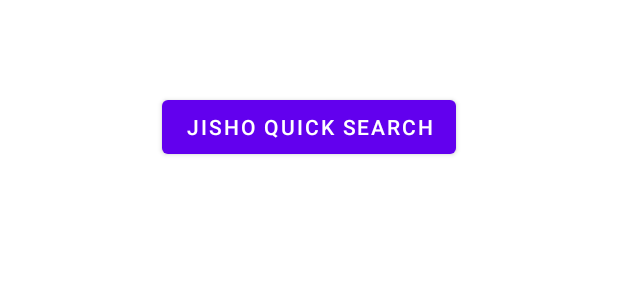
After one commit to LazyKernel/KoruruReader, an Android app: the layout fragment_text_bottom_sheet.xml on its own in the app's theme, with its tools: preview values and no code run, on a phone screen of 412 x 824 dp. The commit adds this screen. Shown: the top 300 px of the screen. Run offline under Robolectric (Android 15) with nearby library versions, the phone set to English and light mode, and no system bars.

Commit message:
Finish up basic functionality * Add senses parsing and fix furigana pattern creation * Make text view scrollable * Add quick info ModalBottomSheet (shows normalized form aka dictionary form with kanji, and reading)

```diff
--- a/app/build.gradle
+++ b/app/build.gradle
@@ -53,6 +53,7 @@ dependencies {
     implementation project(path: ':sdk')
     implementation 'androidx.legacy:legacy-support-v4:1.0.0'
     implementation 'androidx.recyclerview:recyclerview:1.1.0'
+    implementation 'com.google.android.material:material:1.3.0-beta01'
     implementation project(path: ':furiganatextview')
     testImplementation 'junit:junit:4.13.1'
     androidTestImplementation 'androidx.test.ext:junit:1.1.2'
--- a/app/src/main/java/com/lazykernel/korurureader/DictionaryFragment.kt
+++ b/app/src/main/java/com/lazykernel/korurureader/DictionaryFragment.kt
@@ -11,6 +11,7 @@ import androidx.fragment.app.activityViewModels
 import androidx.lifecycle.Observer
 import com.android.volley.Response
 import com.lazykernel.korurureader.util.JishoUtil
+import org.json.JSONArray
 
 /**
  * A fragment representing a list of Items.
@@ -42,6 +43,7 @@ class DictionaryFragment : Fragment() {
         if (view is RecyclerView) {
             with(view) {
                 layoutManager = LinearLayoutManager(context)
+                adapter = DictionaryRecyclerViewAdapter(JSONArray())
             }
         }
         return view
--- a/app/src/main/res/layout/fragment_dictionary.xml
+++ b/app/src/main/res/layout/fragment_dictionary.xml
@@ -25,7 +25,7 @@
                 android:id="@+id/dictSlug"
                 android:layout_width="match_parent"
                 android:layout_height="wrap_content"
-                android:text="&lt;ruby&gt;今日&lt;rt&gt;きょう&lt;/rt&gt;&lt;/ruby&gt;"
+                android:text="&lt;ruby&gt;例え&lt;rt&gt;たとえ&lt;/rt&gt;&lt;/ruby&gt;"
                 android:textAppearance="@style/TextAppearance.AppCompat.Title"
                 app:contains_ruby_tags="true"
                 android:layout_marginLeft="7dp"/>
@@ -82,7 +82,7 @@
         android:layout_width="match_parent"
         android:layout_height="wrap_content"
         android:text="@string/more_on_jisho"
-        android:id="@+id/jisho_details_link"
+        android:id="@+id/jishoDetailsLink"
         android:textAlignment="textEnd"/>
     <View
         android:layout_width="match_parent"
--- a/app/src/main/res/layout/fragment_second.xml
+++ b/app/src/main/res/layout/fragment_second.xml
@@ -10,6 +10,8 @@
         android:id="@+id/textview_second"
         android:layout_width="wrap_content"
         android:layout_height="wrap_content"
+        android:scrollbars="vertical"
+        android:textSize="20sp"
         app:layout_constraintBottom_toTopOf="@id/button_second"
         app:layout_constraintEnd_toEndOf="parent"
         app:layout_constraintStart_toStartOf="parent"
--- /dev/null
+++ b/app/src/main/res/layout/fragment_text_bottom_sheet.xml
@@ -0,0 +1,24 @@
+<?xml version="1.0" encoding="utf-8"?>
+<LinearLayout
+    xmlns:android="http://schemas.android.com/apk/res/android"
+    android:layout_width="match_parent"
+    android:layout_height="match_parent"
+    android:gravity="center_horizontal"
+    android:orientation="vertical"
+    android:padding="16dp">
+
+    <TextView
+        android:id="@+id/bottomSheetWordInfo"
+        android:layout_width="wrap_content"
+        android:layout_height="wrap_content"
+        android:text=""
+        android:textSize="25sp" />
+
+    <Button
+        android:layout_margin="10dp"
+        android:id="@+id/jishoQuickSearchButton"
+        android:layout_width="wrap_content"
+        android:layout_height="wrap_content"
+        android:text="@string/jisho_quick_search" />
+
+</LinearLayout>
--- a/app/src/main/res/values/strings.xml
+++ b/app/src/main/res/values/strings.xml
@@ -13,4 +13,6 @@
     <string name="ss_channel_desc">Channel for Koruru screenshot notification</string>
 
     <string name="more_on_jisho">More details on Jisho</string>
+    <string name="jisho_quick_search">Jisho Quick Search</string>
+    <string name="word_and_reading">%1$s 【%2$s】</string>
 </resources>
```
Also changed, not shown: app/src/main/java/com/lazykernel/korurureader/DictionaryRecyclerViewAdapter.kt (+123 -19 lines), app/src/main/java/com/lazykernel/korurureader/SecondFragment.kt (+19 -2 lines), app/src/main/java/com/lazykernel/korurureader/TextBottomSheetFragment.kt (added, +44 -0 lines), app/src/main/res/navigation/nav_graph.xml (+12 -0 lines).
